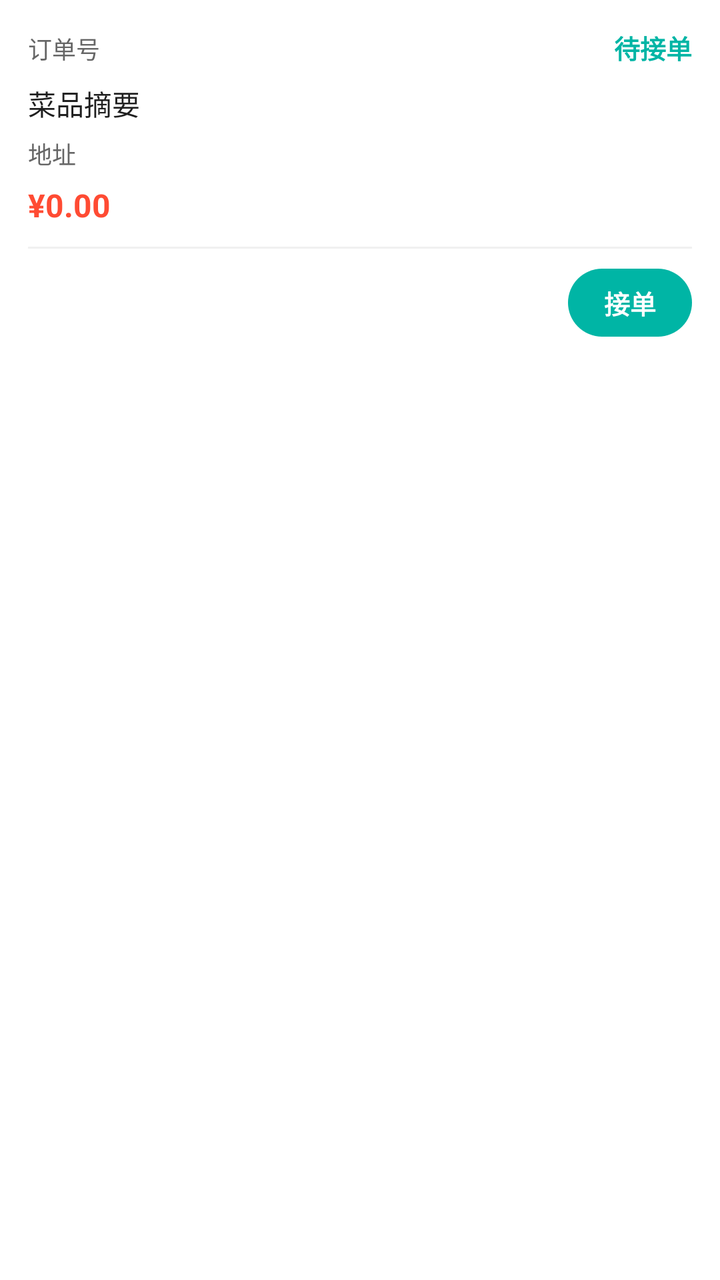
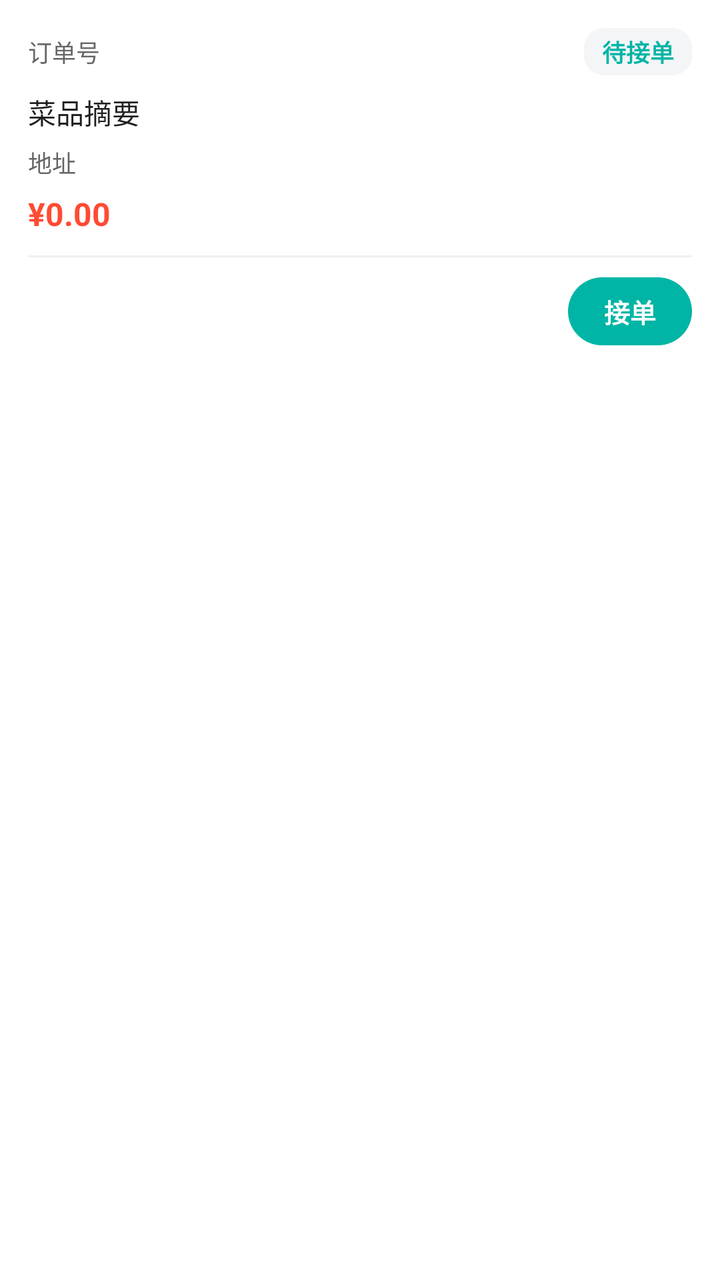

An Android layout rendered at two revisions. The XML below is the earlier revision; the diff shows what the commit changed to produce the second picture.
<!-- AndroidManifest.xml: application theme Theme.MeituanDelivery -->
<!-- res/layout/item_merchant_order.xml -->
<?xml version="1.0" encoding="utf-8"?>
<LinearLayout xmlns:android="http://schemas.android.com/apk/res/android"
    android:layout_width="match_parent"
    android:layout_height="wrap_content"
    android:orientation="vertical"
    android:padding="14dp"
    android:layout_marginTop="10dp"
    android:background="@drawable/bg_card">

    <LinearLayout
        android:layout_width="match_parent"
        android:layout_height="wrap_content"
        android:orientation="horizontal">

        <TextView
            android:id="@+id/tv_order_no"
            android:layout_width="0dp"
            android:layout_height="wrap_content"
            android:layout_weight="1"
            android:maxLines="1"
            android:ellipsize="middle"
            android:text="订单号"
            android:textColor="@color/text_secondary"
            android:textSize="12sp" />

        <TextView
            android:id="@+id/tv_status"
            android:layout_width="wrap_content"
            android:layout_height="wrap_content"
            android:layout_marginStart="8dp"
            android:text="待接单"
            android:textColor="@color/accent"
            android:textSize="13sp"
            android:textStyle="bold" />
    </LinearLayout>

    <TextView
        android:id="@+id/tv_items"
        android:layout_width="match_parent"
        android:layout_height="wrap_content"
        android:layout_marginTop="8dp"
        android:maxLines="2"
        android:ellipsize="end"
        android:text="菜品摘要"
        android:textColor="@color/text_primary"
        android:textSize="14sp" />

    <TextView
        android:id="@+id/tv_address"
        android:layout_width="match_parent"
        android:layout_height="wrap_content"
        android:layout_marginTop="6dp"
        android:maxLines="2"
        android:ellipsize="end"
        android:text="地址"
        android:textColor="@color/text_secondary"
        android:textSize="12sp" />

    <TextView
        android:id="@+id/tv_amount"
        android:layout_width="wrap_content"
        android:layout_height="wrap_content"
        android:layout_marginTop="6dp"
        android:text="¥0.00"
        android:textColor="@color/orange"
        android:textSize="16sp"
        android:textStyle="bold" />

    <View
        android:layout_width="match_parent"
        android:layout_height="1dp"
        android:layout_marginTop="10dp"
        android:background="@color/divider" />

    <LinearLayout
        android:layout_width="match_parent"
        android:layout_height="wrap_content"
        android:layout_marginTop="10dp"
        android:orientation="horizontal"
        android:gravity="end">

        <TextView
            android:id="@+id/btn_secondary"
            android:layout_width="wrap_content"
            android:layout_height="34dp"
            android:paddingHorizontal="18dp"
            android:gravity="center"
            android:text="拒绝"
            android:textColor="@color/text_secondary"
            android:textSize="13sp"
            android:background="@drawable/bg_btn_gray"
            android:layout_marginEnd="8dp"
            android:visibility="gone" />

        <TextView
            android:id="@+id/btn_primary"
            android:layout_width="wrap_content"
            android:layout_height="34dp"
            android:paddingHorizontal="18dp"
            android:gravity="center"
            android:text="接单"
            android:textColor="@color/white"
            android:textStyle="bold"
            android:textSize="13sp"
            android:background="@drawable/bg_btn_teal" />
    </LinearLayout>
</LinearLayout>
<!-- resources referenced by this layout -->
<resources>
  <color name="accent">#00B5A5</color>
  <color name="divider">#F0F0F0</color>
  <color name="orange">#FF4B33</color>
  <color name="text_primary">#1F1F1F</color>
  <color name="text_secondary">#666666</color>
  <color name="white">#FFFFFF</color>
  <!-- drawable bg_btn_gray (drawable) -->
  <?xml version="1.0" encoding="utf-8"?>
  <shape xmlns:android="http://schemas.android.com/apk/res/android">
      <solid android:color="@color/gray_bg" />
      <corners android:radius="18dp" />
  </shape>
  <!-- drawable bg_btn_teal (drawable) -->
  <?xml version="1.0" encoding="utf-8"?>
  <shape xmlns:android="http://schemas.android.com/apk/res/android">
      <solid android:color="@color/accent" />
      <corners android:radius="22dp" />
  </shape>
  <!-- drawable bg_card (drawable) -->
  <?xml version="1.0" encoding="utf-8"?>
  <shape xmlns:android="http://schemas.android.com/apk/res/android">
      <solid android:color="@color/white" />
      <corners android:radius="14dp" />
  </shape>
  <style name="Theme.MeituanDelivery" parent="Theme.MaterialComponents.DayNight.NoActionBar">
          <item name="colorPrimary">@color/primary</item>
          <item name="colorPrimaryDark">@color/primary_dark</item>
          <item name="colorAccent">@color/accent</item>
          <item name="android:statusBarColor">@color/primary</item>
          <item name="android:windowLightStatusBar">true</item>
      </style>
  <color name="gray_bg">#F4F5F7</color>
  <color name="primary">#FFD100</color>
  <color name="primary_dark">#F2B900</color>
</resources>

<!-- the commit's change to res/layout/item_merchant_order.xml (unified diff, before → after) -->
@@ -28,9 +28,12 @@
             android:layout_width="wrap_content"
             android:layout_height="wrap_content"
             android:layout_marginStart="8dp"
+            android:paddingHorizontal="9dp"
+            android:paddingVertical="3dp"
+            android:background="@drawable/bg_pill"
             android:text="待接单"
             android:textColor="@color/accent"
-            android:textSize="13sp"
+            android:textSize="12sp"
             android:textStyle="bold" />
     </LinearLayout>
 
<!-- resource entries referenced after the edit -->
@@ -24,6 +24,12 @@
       <solid android:color="@color/white" />
       <corners android:radius="14dp" />
   </shape>
+  <!-- drawable bg_pill (drawable) -->
+  <?xml version="1.0" encoding="utf-8"?>
+  <shape xmlns:android="http://schemas.android.com/apk/res/android">
+      <solid android:color="@color/gray_bg" />
+      <corners android:radius="10dp" />
+  </shape>
   <style name="Theme.MeituanDelivery" parent="Theme.MaterialComponents.DayNight.NoActionBar">
           <item name="colorPrimary">@color/primary</item>
           <item name="colorPrimaryDark">@color/primary_dark</item>
